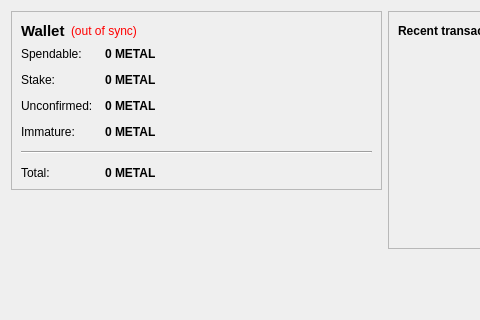
Above: src/qt/forms/overviewpage.ui from cryptokoin/geocoin2 before the change; both pictures show x 0 to 480 and y 0 to 320 of the 770 by 487 pixel window. Below: the same form after it.
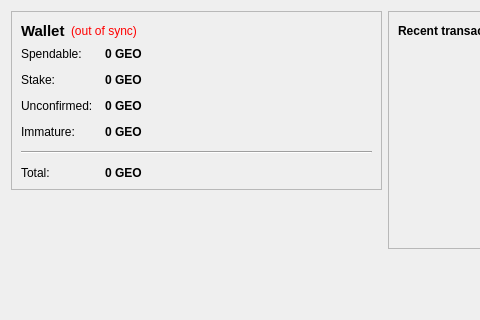
That is the form after the change. Icons and pictures are not drawn.

The edit to the form file:
```diff
--- a/src/qt/forms/overviewpage.ui
+++ b/src/qt/forms/overviewpage.ui
@@ -105,7 +105,7 @@
              <string>Your current spendable balance</string>
             </property>
             <property name="text">
-             <string notr="true">0 METAL</string>
+             <string notr="true">0 GEO</string>
             </property>
             <property name="textInteractionFlags">
              <set>Qt::LinksAccessibleByMouse|Qt::TextSelectableByKeyboard|Qt::TextSelectableByMouse</set>
@@ -134,7 +134,7 @@
              <string>Total of coins that was staked, and do not yet count toward the current balance</string>
             </property>
             <property name="text">
-             <string notr="true">0 METAL</string>
+             <string notr="true">0 GEO</string>
             </property>
             <property name="textInteractionFlags">
              <set>Qt::LinksAccessibleByMouse|Qt::TextSelectableByKeyboard|Qt::TextSelectableByMouse</set>
@@ -163,7 +163,7 @@
              <string>Total of transactions that have yet to be confirmed, and do not yet count toward the current balance</string>
             </property>
             <property name="text">
-             <string notr="true">0 METAL</string>
+             <string notr="true">0 GEO</string>
             </property>
             <property name="textInteractionFlags">
              <set>Qt::LinksAccessibleByMouse|Qt::TextSelectableByKeyboard|Qt::TextSelectableByMouse</set>
@@ -189,7 +189,7 @@
              <string>Mined balance that has not yet matured</string>
             </property>
             <property name="text">
-             <string notr="true">0 METAL</string>
+             <string notr="true">0 GEO</string>
             </property>
             <property name="textInteractionFlags">
              <set>Qt::LinksAccessibleByMouse|Qt::TextSelectableByKeyboard|Qt::TextSelectableByMouse</set>
@@ -225,7 +225,7 @@
              <string>Your current total balance</string>
             </property>
             <property name="text">
-             <string notr="true">0 METAL</string>
+             <string notr="true">0 GEO</string>
             </property>
             <property name="textInteractionFlags">
              <set>Qt::LinksAccessibleByMouse|Qt::TextSelectableByKeyboard|Qt::TextSelectableByMouse</set>
```
Left out of the diff: 4 changed lines with no effect on the pictures.
